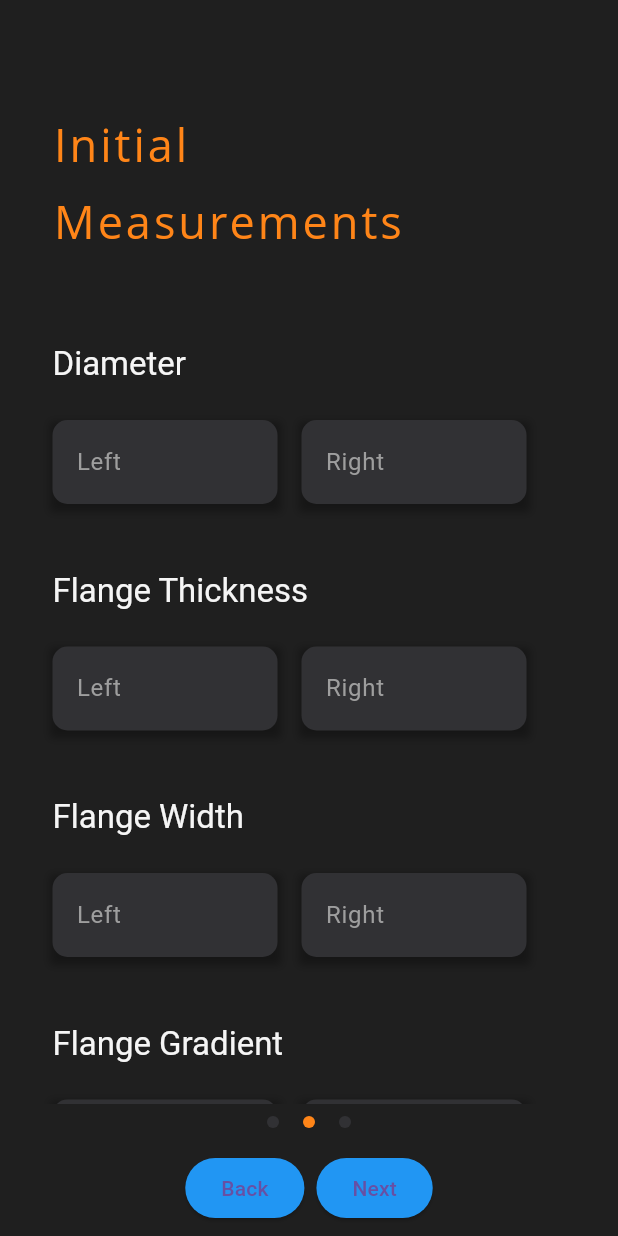
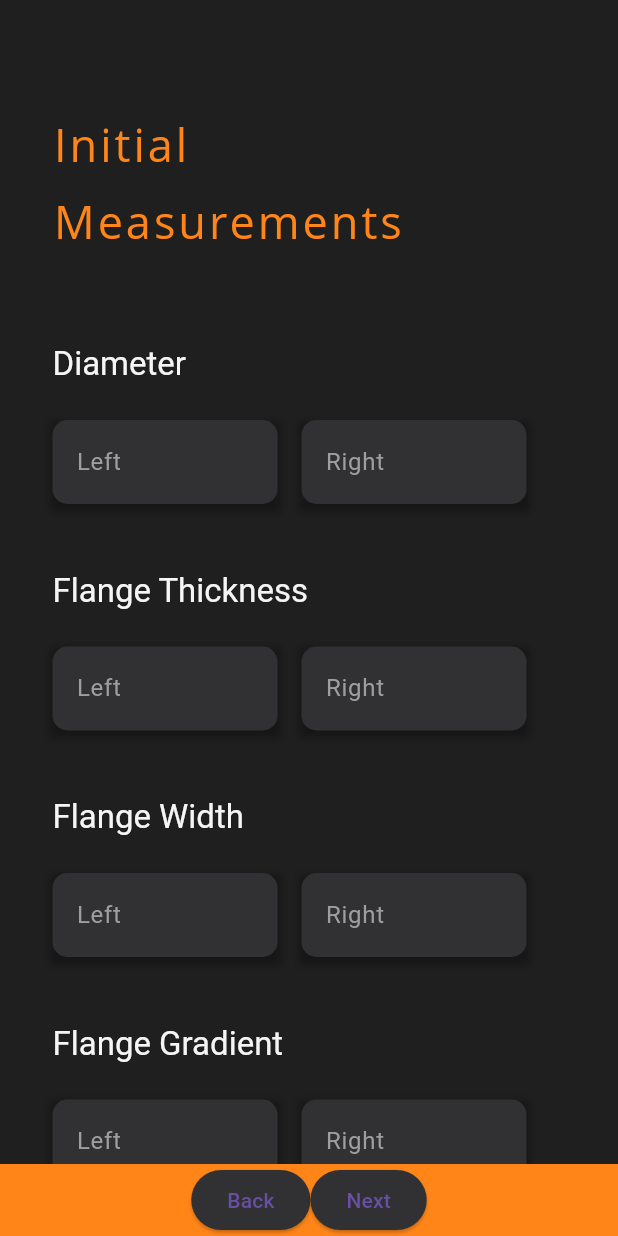
Before and after one commit to HighNCode/FYP-111-OrangeLineMS, a Flutter app: the MultiStepForm screen opened directly, swiped to page 2, on a phone screen of 412 x 824 dp. Run offline on Flutter 3.47's test engine with Material 3 defaults, Android fonts, the light colour scheme and no system bars; our stand-ins replace image_picker, supabase; accounts and stored records are empty; Roboto replaces fonts that are missing (Open Sans).

Commit message:
made changes in ocr.dart

```diff
--- a/third_app/lib/Screen/Wheel Data OCR/ocr.dart
+++ b/third_app/lib/Screen/Wheel Data OCR/ocr.dart
@@ -319,34 +319,36 @@ class _MultiStepFormState extends State<MultiStepForm> {
               ],
             ),
           ),
+          // Container(
+          //   color: const Color(
+          //       0xFFFF8518), // Change page indicators background color
+          //   child: Row(
+          //     mainAxisAlignment: MainAxisAlignment.center,
+          //     children: List<Widget>.generate(_totalPages, (int index) {
+          //       return Padding(
+          //         padding: const EdgeInsets.all(8.0),
+          //         child: Container(
+          //           width: 8.0,
+          //           height: 8.0,
+          //           decoration: BoxDecoration(
+          //             shape: BoxShape.circle,
+          //             color: _currentPage == index
+          //                 ? const Color(
+          //                     0xFFff8518) // Active page indicator color
+          //                 : const Color(
+          //                     0xFF313134), // Inactive page indicator color
+          //           ),
+          //         ),
+          //       );
+          //     }),
+          //   ),
+          // ),
           Container(
-            color: const Color(
-                0xFF1F1F1F), // Change page indicators background color
+            color: const Color(0xFFFF8518), // Change this color if needed
             child: Row(
+// Change buttons background color
+
               mainAxisAlignment: MainAxisAlignment.center,
-              children: List<Widget>.generate(_totalPages, (int index) {
-                return Padding(
-                  padding: const EdgeInsets.all(8.0),
-                  child: Container(
-                    width: 8.0,
-                    height: 8.0,
-                    decoration: BoxDecoration(
-                      shape: BoxShape.circle,
-                      color: _currentPage == index
-                          ? const Color(
-                              0xFFff8518) // Active page indicator color
-                          : const Color(
-                              0xFF313134), // Inactive page indicator color
-                    ),
-                  ),
-                );
-              }),
-            ),
-          ),
-          Container(
-            color: const Color(0xFF1F1F1F), // Change buttons background color
-            child: ButtonBar(
-              alignment: MainAxisAlignment.center,
               children: [
                 ElevatedButton(
                   onPressed: () {
@@ -360,7 +362,8 @@ class _MultiStepFormState extends State<MultiStepForm> {
                   style: ButtonStyle(
                     backgroundColor: MaterialStateProperty.resolveWith<Color>(
                       (Set<MaterialState> states) {
-                        return Colors.blue; // Color when button is enabled
+                        return Color(
+                            0xFF313134); // Color when button is enabled
                       },
                     ),
                   ),
@@ -386,8 +389,8 @@ class _MultiStepFormState extends State<MultiStepForm> {
                     backgroundColor: MaterialStateProperty.resolveWith<Color>(
                       (Set<MaterialState> states) {
                         return _currentPage == _totalPages - 1
-                            ? Colors.green // Color when on the last page
-                            : Colors.blue; // Color when button is enabled
+                            ? Colors.orange // Color when on the last page
+                            : Color(0xFF313134); // Color when button is enabled
                       },
                     ),
                   ),
```
